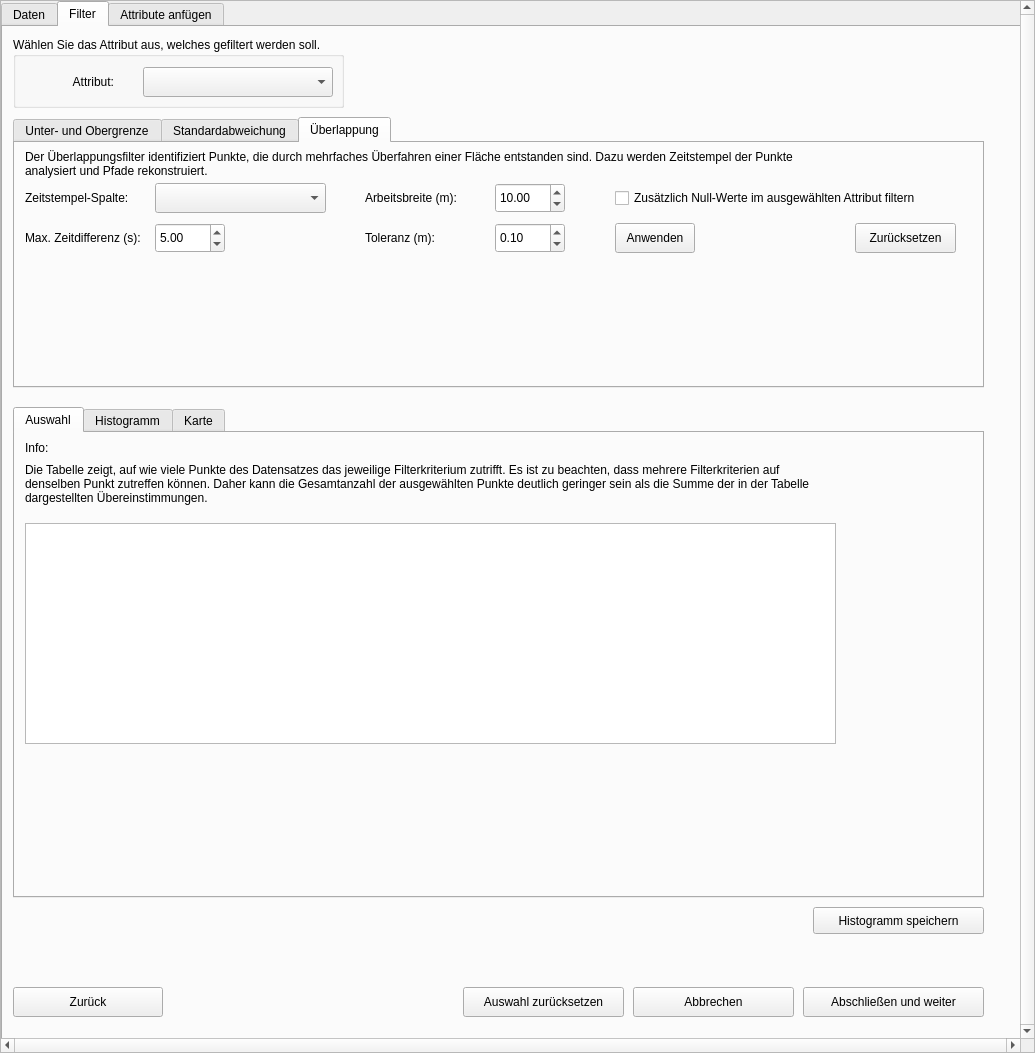
FARMWISSEN/OFE-Filter, file ofr_filter_dialog_base.ui: the form before one commit.
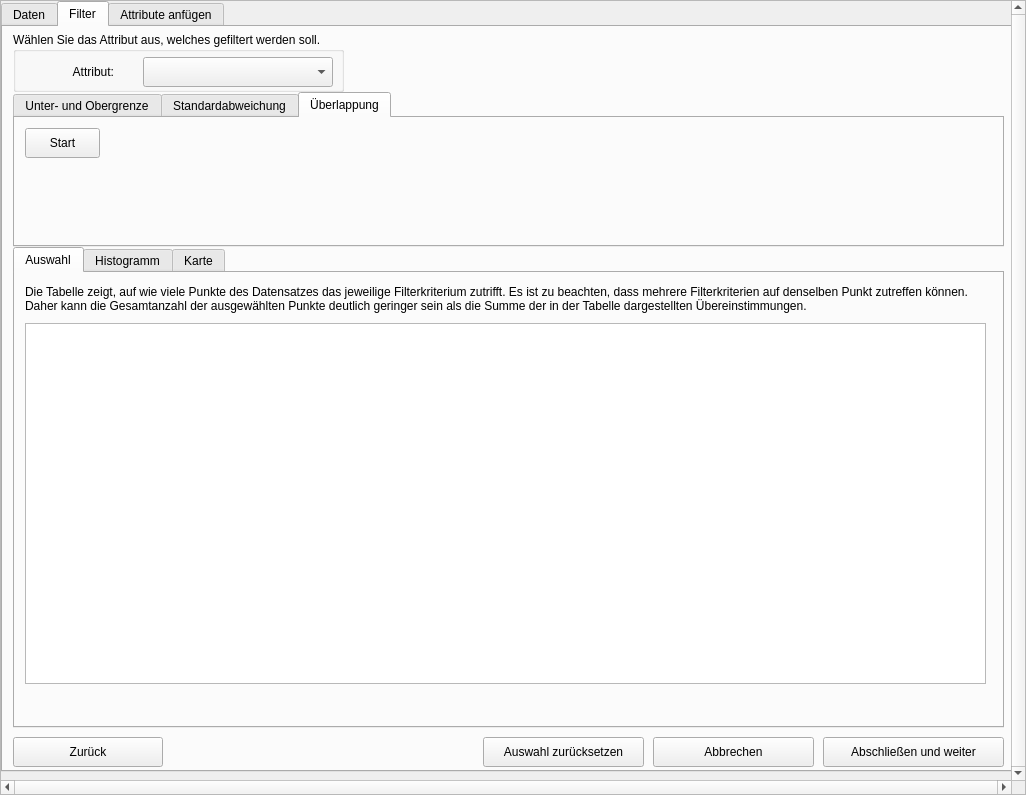
The form after the commit. The open tabs and pages were chosen to show the change. Custom widgets are drawn as their Qt base class.

```diff
--- a/ofr_filter_dialog_base.ui
+++ b/ofr_filter_dialog_base.ui
@@ -6,8 +6,8 @@
    <rect>
     <x>0</x>
     <y>0</y>
-    <width>1035</width>
-    <height>1053</height>
+    <width>1026</width>
+    <height>795</height>
    </rect>
   </property>
   <property name="windowTitle">
@@ -45,8 +45,8 @@
        <rect>
         <x>0</x>
         <y>0</y>
-        <width>1019</width>
-        <height>1037</height>
+        <width>1007</width>
+        <height>776</height>
        </rect>
       </property>
       <widget class="QTabWidget" name="tabWidget">
@@ -55,7 +55,7 @@
          <x>0</x>
          <y>0</y>
          <width>1021</width>
-         <height>1041</height>
+         <height>771</height>
         </rect>
        </property>
        <property name="currentIndex">
@@ -509,9 +509,9 @@
          <property name="geometry">
           <rect>
            <x>10</x>
-           <y>10</y>
+           <y>5</y>
            <width>331</width>
-           <height>71</height>
+           <height>60</height>
           </rect>
          </property>
          <property name="title">
@@ -521,7 +521,7 @@
           <property name="geometry">
            <rect>
             <x>130</x>
-            <y>30</y>
+            <y>25</y>
             <width>190</width>
             <height>30</height>
            </rect>
@@ -531,7 +531,7 @@
           <property name="geometry">
            <rect>
             <x>30</x>
-            <y>30</y>
+            <y>25</y>
             <width>71</width>
             <height>30</height>
            </rect>
@@ -547,8 +547,8 @@
         <widget class="QPushButton" name="exitButton2">
          <property name="geometry">
           <rect>
-           <x>630</x>
-           <y>960</y>
+           <x>650</x>
+           <y>710</y>
            <width>161</width>
            <height>30</height>
           </rect>
@@ -561,7 +561,7 @@
          <property name="geometry">
           <rect>
            <x>10</x>
-           <y>960</y>
+           <y>710</y>
            <width>150</width>
            <height>30</height>
           </rect>
@@ -574,9 +574,9 @@
          <property name="geometry">
           <rect>
            <x>10</x>
-           <y>380</y>
-           <width>971</width>
-           <height>491</height>
+           <y>220</y>
+           <width>991</width>
+           <height>481</height>
           </rect>
          </property>
          <property name="currentIndex">
@@ -590,9 +590,9 @@
            <property name="geometry">
             <rect>
              <x>10</x>
-             <y>90</y>
-             <width>811</width>
-             <height>221</height>
+             <y>50</y>
+             <width>961</width>
+             <height>361</height>
             </rect>
            </property>
            <property name="editTriggers">
@@ -603,8 +603,8 @@
            <property name="geometry">
             <rect>
              <x>10</x>
-             <y>320</y>
-             <width>371</width>
+             <y>420</y>
+             <width>201</width>
              <height>30</height>
             </rect>
            </property>
@@ -616,9 +616,9 @@
            <property name="geometry">
             <rect>
              <x>10</x>
-             <y>20</y>
-             <width>811</width>
-             <height>61</height>
+             <y>0</y>
+             <width>961</width>
+             <height>51</height>
             </rect>
            </property>
            <property name="text">
@@ -628,25 +628,12 @@
             <bool>true</bool>
            </property>
           </widget>
-          <widget class="QLabel" name="label_9">
-           <property name="geometry">
-            <rect>
-             <x>10</x>
-             <y>0</y>
-             <width>47</width>
-             <height>30</height>
-            </rect>
-           </property>
-           <property name="text">
-            <string>Info:</string>
-           </property>
-          </widget>
           <widget class="QLabel" name="label_auswahl_rel">
            <property name="geometry">
             <rect>
-             <x>10</x>
-             <y>350</y>
-             <width>391</width>
+             <x>240</x>
+             <y>420</y>
+             <width>280</width>
              <height>30</height>
             </rect>
            </property>
@@ -741,6 +728,19 @@
             <bool>true</bool>
            </property>
           </widget>
+          <widget class="QPushButton" name="BtnSaveHistogramm">
+           <property name="geometry">
+            <rect>
+             <x>810</x>
+             <y>5</y>
+             <width>171</width>
+             <height>30</height>
+            </rect>
+           </property>
+           <property name="text">
+            <string>Histogramm speichern</string>
+           </property>
+          </widget>
          </widget>
          <widget class="QWidget" name="tab_6">
           <attribute name="title">
@@ -762,9 +762,9 @@
          <property name="geometry">
           <rect>
            <x>10</x>
-           <y>90</y>
-           <width>971</width>
-           <height>271</height>
+           <y>65</y>
+           <width>991</width>
+           <height>155</height>
           </rect>
          </property>
          <property name="currentIndex">
@@ -1101,197 +1101,17 @@
           <attribute name="title">
            <string>Überlappung</string>
           </attribute>
-          <widget class="QLabel" name="overlap_description">
+          <widget class="QPushButton" name="pushButton_start_overlap">
            <property name="geometry">
             <rect>
              <x>10</x>
-             <y>5</y>
-             <width>811</width>
-             <height>31</height>
-            </rect>
-           </property>
-           <property name="text">
-            <string>Der Überlappungsfilter identifiziert Punkte, die durch mehrfaches Überfahren einer Fläche entstanden sind. Dazu werden Zeitstempel der Punkte analysiert und Pfade rekonstruiert.</string>
-           </property>
-           <property name="wordWrap">
-            <bool>true</bool>
-           </property>
-          </widget>
-          <widget class="QLabel" name="timestamp_label">
-           <property name="geometry">
-            <rect>
-             <x>10</x>
-             <y>40</y>
-             <width>121</width>
+             <y>10</y>
+             <width>75</width>
              <height>30</height>
             </rect>
            </property>
            <property name="text">
-            <string>Zeitstempel-Spalte:</string>
-           </property>
-          </widget>
-          <widget class="QComboBox" name="timestamp_combo">
-           <property name="geometry">
-            <rect>
-             <x>140</x>
-             <y>40</y>
-             <width>171</width>
-             <height>30</height>
-            </rect>
-           </property>
-          </widget>
-          <widget class="QLabel" name="timedelta_label">
-           <property name="geometry">
-            <rect>
-             <x>10</x>
-             <y>80</y>
-             <width>121</width>
-             <height>30</height>
-            </rect>
-           </property>
-           <property name="text">
-            <string>Max. Zeitdifferenz (s):</string>
-           </property>
-          </widget>
-          <widget class="QDoubleSpinBox" name="timedelta_spin">
-           <property name="geometry">
-            <rect>
-             <x>140</x>
-             <y>80</y>
-             <width>70</width>
-             <height>30</height>
-            </rect>
-           </property>
-           <property name="minimum">
-            <double>0.100000000000000</double>
-           </property>
-           <property name="maximum">
-            <double>1000.000000000000000</double>
-           </property>
-           <property name="value">
-            <double>5.000000000000000</double>
-           </property>
-          </widget>
-          <widget class="QLabel" name="width_label">
-           <property name="geometry">
-            <rect>
-             <x>350</x>
-             <y>40</y>
-             <width>121</width>
-             <height>30</height>
-            </rect>
-           </property>
-           <property name="text">
-            <string>Arbeitsbreite (m):</string>
-           </property>
-          </widget>
-          <widget class="QDoubleSpinBox" name="width_spin">
-           <property name="geometry">
-            <rect>
-             <x>480</x>
-             <y>40</y>
-             <width>70</width>
-             <height>30</height>
-            </rect>
-           </property>
-           <property name="minimum">
-            <double>0.100000000000000</double>
-           </property>
-           <property name="maximum">
-            <double>100.000000000000000</double>
-           </property>
-           <property name="value">
-            <double>10.000000000000000</double>
-           </property>
-          </widget>
-          <widget class="QLabel" name="tolerance_label">
-           <property name="geometry">
-            <rect>
-             <x>350</x>
-             <y>80</y>
-             <width>121</width>
-             <height>30</height>
-            </rect>
-           </property>
-           <property name="text">
-            <string>Toleranz (m):</string>
-           </property>
-          </widget>
-          <widget class="QDoubleSpinBox" name="tolerance_spin">
-           <property name="geometry">
-            <rect>
-             <x>480</x>
-             <y>80</y>
-             <width>70</width>
-             <height>30</height>
-            </rect>
-           </property>
-           <property name="minimum">
-            <double>0.010000000000000</double>
-           </property>
-           <property name="maximum">
-            <double>10.000000000000000</double>
-           </property>
-           <property name="singleStep">
-            <double>0.010000000000000</double>
-           </property>
-           <property name="value">
-            <double>0.100000000000000</double>
-           </property>
-          </widget>
-          <widget class="QCheckBox" name="zero_filter_check">
-           <property name="geometry">
-            <rect>
-             <x>600</x>
-             <y>40</y>
-             <width>341</width>
-             <height>30</height>
-            </rect>
-           </property>
-           <property name="text">
-            <string>Zusätzlich Null-Werte im ausgewählten Attribut filtern</string>
-           </property>
-          </widget>
-          <widget class="QPushButton" name="overlap_button">
-           <property name="geometry">
-            <rect>
-             <x>600</x>
-             <y>80</y>
-             <width>80</width>
-             <height>30</height>
-            </rect>
-           </property>
-           <property name="text">
-            <string>Anwenden</string>
-           </property>
-          </widget>
-          <widget class="QLabel" name="count_overlap_label">
-           <property name="geometry">
-            <rect>
-             <x>600</x>
-             <y>130</y>
-             <width>241</width>
-             <height>81</height>
-            </rect>
-           </property>
-           <property name="text">
-            <string/>
-           </property>
-           <property name="wordWrap">
-            <bool>true</bool>
-           </property>
-          </widget>
-          <widget class="QPushButton" name="overlap_reset_button">
-           <property name="geometry">
-            <rect>
-             <x>840</x>
-             <y>80</y>
-             <width>101</width>
-             <height>30</height>
-            </rect>
-           </property>
-           <property name="text">
-            <string>Zurücksetzen</string>
+            <string>Start</string>
            </property>
           </widget>
          </widget>
@@ -1299,8 +1119,8 @@
         <widget class="QPushButton" name="resetButton">
          <property name="geometry">
           <rect>
-           <x>460</x>
-           <y>960</y>
+           <x>480</x>
+           <y>710</y>
            <width>161</width>
            <height>30</height>
           </rect>
@@ -1312,8 +1132,8 @@
         <widget class="QPushButton" name="WeiterButton2">
          <property name="geometry">
           <rect>
-           <x>800</x>
-           <y>960</y>
+           <x>820</x>
+           <y>710</y>
            <width>181</width>
            <height>30</height>
           </rect>
@@ -1322,19 +1142,6 @@
           <string>Abschließen und weiter</string>
          </property>
         </widget>
-        <widget class="QPushButton" name="BtnSaveHistogramm">
-         <property name="geometry">
-          <rect>
-           <x>810</x>
-           <y>880</y>
-           <width>171</width>
-           <height>27</height>
-          </rect>
-         </property>
-         <property name="text">
-          <string>Histogramm speichern</string>
-         </property>
-        </widget>
        </widget>
        <widget class="QWidget" name="tab_3">
         <attribute name="title">
```
Left out of the diff: 174 changed lines with no effect on the pictures.
